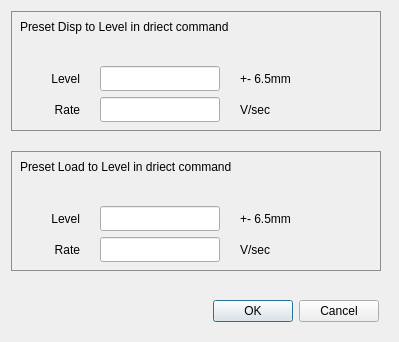
Before: the Qt Designer form SWDev/SWDev/PresetPropDlg.ui in PingJian2019/sw-device, drawn with Qt 5.
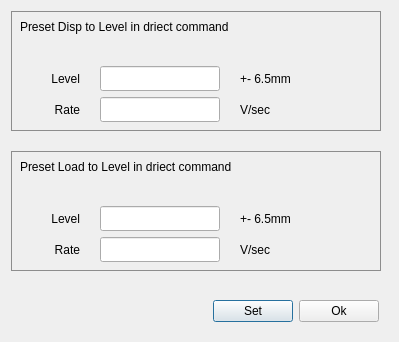
After: the same form once the commit is applied.

```diff
--- a/SWDev/SWDev/PresetPropDlg.ui
+++ b/SWDev/SWDev/PresetPropDlg.ui
@@ -362,14 +362,14 @@
       <item>
        <widget class="QPushButton" name="m_okBtn">
         <property name="text">
-         <string>OK</string>
+         <string>Set</string>
         </property>
        </widget>
       </item>
       <item>
        <widget class="QPushButton" name="m_cancelBtn">
         <property name="text">
-         <string>Cancel</string>
+         <string>Ok</string>
         </property>
        </widget>
       </item>
```
Left out of the diff: 8 changed lines with no effect on the pictures.
